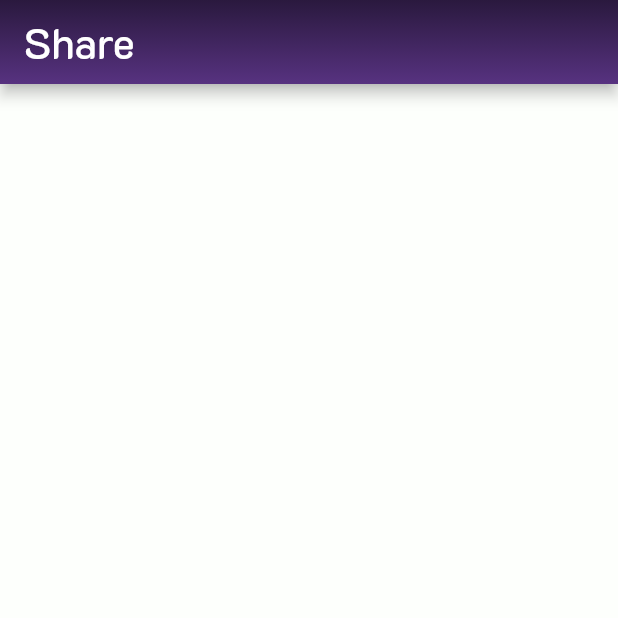
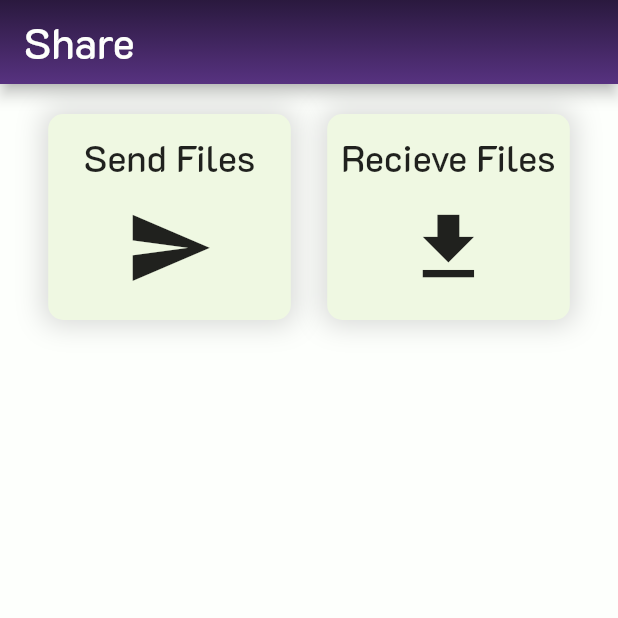
Before and after one commit to axactstudios/file_share, a Flutter app: the screen it shows after launch, on a phone screen of 412 x 824 dp, the top half of it. Run offline on Flutter 3.47's test engine with Material 2 defaults, Android fonts, the phone set to English and light mode, and no system bars.

Commit message:
Send and receive buttons🤘

```diff
--- a/lib/main.dart
+++ b/lib/main.dart
@@ -24,10 +24,15 @@ class MyHomePage extends StatefulWidget {
   _MyHomePageState createState() => _MyHomePageState();
 }
 
+Color componentsColor = Color(0xFFEFF8E2);
+Color backgroundColor = Color(0xFFFDFFFC);
+
 class _MyHomePageState extends State<MyHomePage> {
   @override
   Widget build(BuildContext context) {
+    double width = MediaQuery.of(context).size.width;
     return Scaffold(
+      backgroundColor: backgroundColor,
       appBar: AppBar(
         flexibleSpace: Container(
           decoration: BoxDecoration(
@@ -41,24 +46,102 @@ class _MyHomePageState extends State<MyHomePage> {
         ),
         title: Text(
           'Share',
-          style: TextStyle(fontSize: 28, fontFamily: 'k2d'),
+          style: TextStyle(
+              fontSize: 28, fontFamily: 'k2d', color: backgroundColor),
         ),
       ),
       body: Container(
-        color: Color(0xFFFDFFFC),
+        padding: EdgeInsets.all(20),
+        color: backgroundColor,
         child: Column(
-          mainAxisAlignment: MainAxisAlignment.center,
-          children: <Widget>[sendButton(), recieveButton()],
+          mainAxisAlignment: MainAxisAlignment.start,
+          children: <Widget>[
+            Row(
+              mainAxisAlignment: MainAxisAlignment.spaceAround,
+              children: <Widget>[
+                sendButton(width),
+                recieveButton(width),
+              ],
+            ),
+          ],
         ),
       ),
     );
   }
 
-  Widget sendButton() {
-    return Container();
+  Widget sendButton(double width) {
+    return Container(
+      width: (width - 40) / 2.3,
+      height: width / 3,
+      decoration: BoxDecoration(
+        color: componentsColor,
+        borderRadius: BorderRadius.all(
+          Radius.circular(10),
+        ),
+        boxShadow: [
+          BoxShadow(
+              blurRadius: 15,
+              spreadRadius: 3,
+              offset: Offset.zero,
+              color: Colors.grey.withOpacity(0.4))
+        ],
+      ),
+      child: Column(
+        children: <Widget>[
+          SizedBox(
+            height: width / 30,
+          ),
+          Text(
+            'Send Files',
+            style: TextStyle(fontFamily: 'k2d', fontSize: width / 17),
+          ),
+          SizedBox(
+            height: width / 30,
+          ),
+          Icon(
+            Icons.send,
+            size: width / 7,
+          )
+        ],
+      ),
+    );
   }
 
-  Widget recieveButton() {
-    return Container();
+  Widget recieveButton(double width) {
+    return Container(
+      width: (width - 40) / 2.3,
+      height: width / 3,
+      decoration: BoxDecoration(
+        color: componentsColor,
+        borderRadius: BorderRadius.all(
+          Radius.circular(10),
+        ),
+        boxShadow: [
+          BoxShadow(
+              blurRadius: 15,
+              spreadRadius: 3,
+              offset: Offset.zero,
+              color: Colors.grey.withOpacity(0.4))
+        ],
+      ),
+      child: Column(
+        children: <Widget>[
+          SizedBox(
+            height: width / 30,
+          ),
+          Text(
+            'Recieve Files',
+            style: TextStyle(fontFamily: 'k2d', fontSize: width / 17),
+          ),
+          SizedBox(
+            height: width / 30,
+          ),
+          Icon(
+            Icons.file_download,
+            size: width / 7,
+          )
+        ],
+      ),
+    );
   }
 }
```
